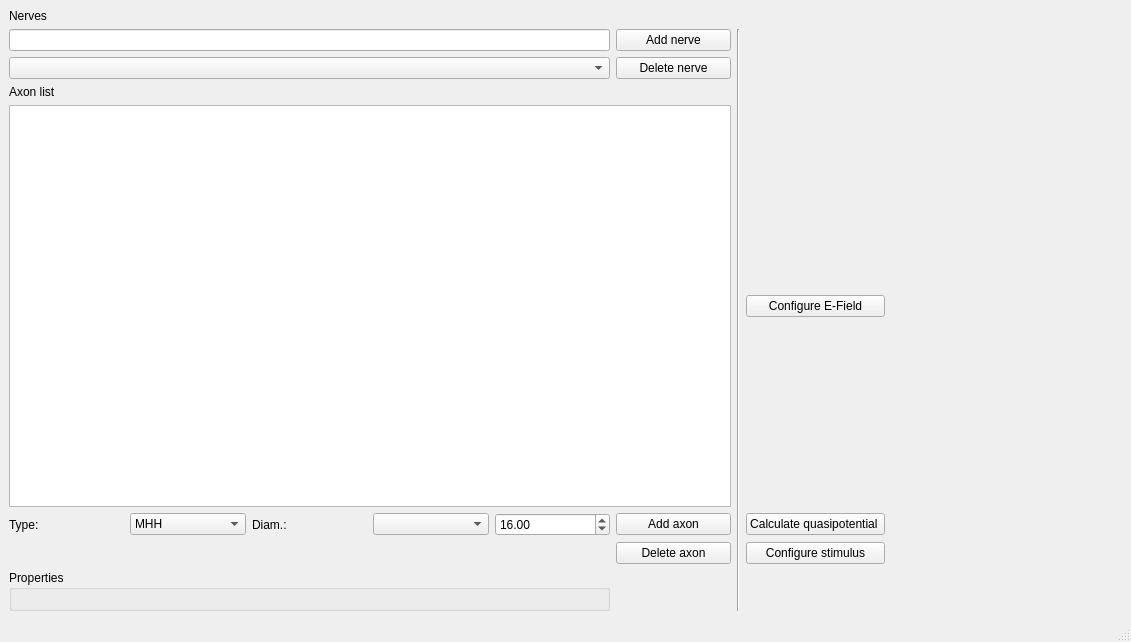
Old version of the form ui_master_sim.ui in the repository TheJRapp/PeriphNeuronStim.
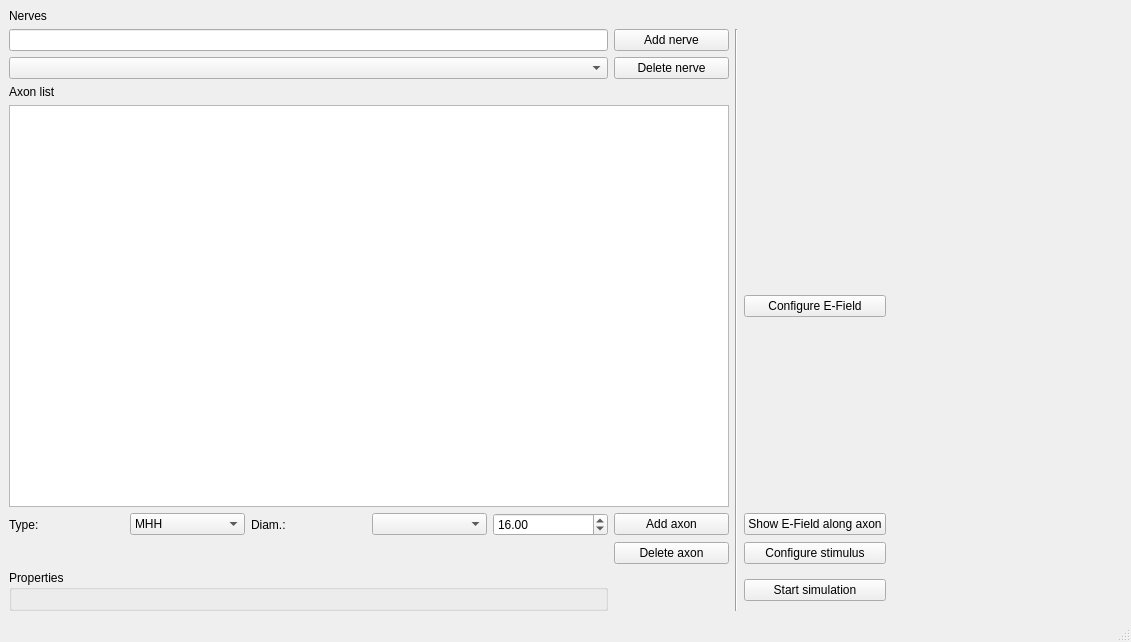
New version of the form.

Commit message: added angle; added start button for simulation

The edit to the form file:
```diff
--- a/ui_master_sim.ui
+++ b/ui_master_sim.ui
@@ -147,7 +147,7 @@
     <item row="5" column="7">
      <widget class="QPushButton" name="quasipot_button">
       <property name="text">
-       <string>Calculate quasipotential </string>
+       <string>Show E-Field along axon</string>
       </property>
      </widget>
     </item>
@@ -176,6 +176,13 @@
       </property>
      </widget>
     </item>
+    <item row="7" column="7">
+     <widget class="QPushButton" name="simulation_button">
+      <property name="text">
+       <string>Start simulation</string>
+      </property>
+     </widget>
+    </item>
    </layout>
   </widget>
   <widget class="QMenuBar" name="menubar">
```
Left out of the diff: 2 changed lines with no effect on the pictures. The commit also changes 4 other files.
